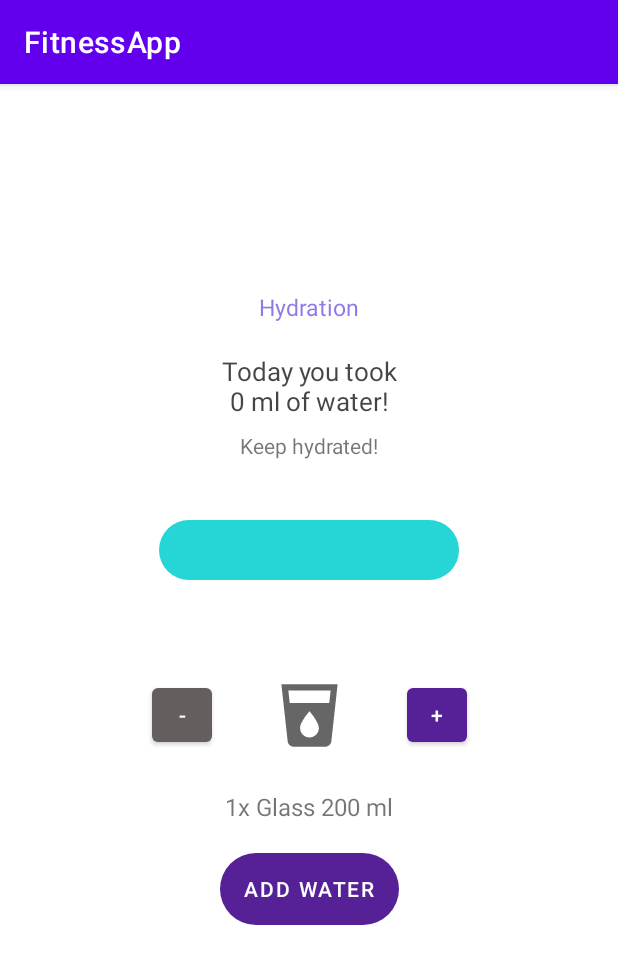
After one commit to tabanezjoao/SIMProject, an Android app: the WaterActivity screen opened directly, with no data from a screen before it, on a phone screen of 412 x 824 dp. The commit adds this screen. Shown: the top 964 px of the screen. Run offline under Robolectric (Android 15) with nearby library versions, the phone set to English and light mode, and no system bars; our stand-ins replace Room's generated code; 1 statement that could not run was skipped.

Commit message:
Created Water Cups Layout and code behind the function

```diff
--- a/FitnessApp/app/src/main/AndroidManifest.xml
+++ b/FitnessApp/app/src/main/AndroidManifest.xml
@@ -12,6 +12,9 @@
         android:roundIcon="@mipmap/ic_launcher_round"
         android:supportsRtl="true"
         android:theme="@style/Theme.FitnessApp">
+        <activity
+            android:name=".WaterActivity"
+            android:exported="true" />
         <activity
             android:name=".PasswordRecoveryActivity"
             android:exported="true" />
--- a/FitnessApp/app/src/main/java/com/example/fitnessapp/MainActivity.kt
+++ b/FitnessApp/app/src/main/java/com/example/fitnessapp/MainActivity.kt
@@ -1,6 +1,7 @@
 package com.example.fitnessapp
 
 import android.Manifest
+import android.content.Intent
 import android.content.pm.PackageManager
 import android.content.res.ColorStateList
 import android.graphics.Color
@@ -20,6 +21,7 @@ import com.example.fitnessapp.fragments.HomeFragment
 import com.example.fitnessapp.fragments.ProfileFragment
 import com.example.fitnessapp.fragments.SettingsFragment
 import com.google.android.material.bottomnavigation.BottomNavigationView
+import java.io.Serializable
 import java.time.LocalDate
 import java.util.*
 
@@ -128,4 +130,11 @@ class MainActivity : AppCompatActivity() {
             return false
         return true
     }
+
+    fun addWater(view: View)
+    {
+        val intent = Intent(this, WaterActivity::class.java)
+        intent.putExtra("user", userMain as Serializable)
+        startActivity(intent)
+    }
 }
--- /dev/null
+++ b/FitnessApp/app/src/main/java/com/example/fitnessapp/WaterActivity.kt
@@ -0,0 +1,121 @@
+package com.example.fitnessapp
+
+import android.content.res.ColorStateList
+import android.graphics.Color
+import androidx.appcompat.app.AppCompatActivity
+import android.os.Bundle
+import android.util.Log
+import android.view.View
+import android.widget.Button
+import android.widget.ProgressBar
+import android.widget.TextView
+import com.example.fitnessapp.database.MyDatabase
+import com.example.fitnessapp.database.User
+import com.example.fitnessapp.database.Water
+import java.text.SimpleDateFormat
+import java.util.*
+
+class WaterActivity : AppCompatActivity() {
+    var userMain: User? = null
+
+    var waterValue: Long = 0
+
+    var waterCups: Int = 1
+
+    override fun onCreate(savedInstanceState: Bundle?) {
+        super.onCreate(savedInstanceState)
+        setContentView(R.layout.activity_water)
+
+        userMain = intent.extras?.get("user") as User
+
+        var subButton = findViewById<Button>(R.id.buttonHydrationSub)
+        var hydrationText = findViewById<TextView>(R.id.textViewHydrationSentence)
+        var progressBarWater = findViewById<ProgressBar>(R.id.progressBarHydration)
+
+        subButton.backgroundTintList = ColorStateList.valueOf(Color.parseColor("#655E5E"))
+
+        var myDatabase: MyDatabase = MyDatabase.build(applicationContext)
+
+        var waters: List<Water>? = userMain?.userId?.let { myDatabase.DAO().getWatersWithUserId(it) }
+
+        if(waters != null)
+        {
+            // queremos mostrar a informaçao caso ja tenhamos uma quantidade de agua adicionada
+            var rightNow = Calendar.getInstance()
+            var day_date = SimpleDateFormat("dd")
+            var day_now: Int = day_date.format(rightNow.getTime()).toInt()
+
+            var day_water: Int
+
+            waters.forEach {
+                day_water = day_date.format(Calendar.getInstance().getTime()).toInt()
+                if(day_water == day_now)
+                {
+                    waterValue += it.water!!
+                }
+            }
+        }
+
+        hydrationText.text = "Today you took\n${waterValue} ml of water!"
+        progressBarWater.progress = waterValue.toInt()
+    }
+
+    fun addCupWater(view: View)
+    {
+        var subButton = findViewById<Button>(R.id.buttonHydrationSub)
+
+        subButton.backgroundTintList = ColorStateList.valueOf(Color.parseColor("#562197"))
+
+        waterCups++
+
+        var waterCupsText = findViewById<TextView>(R.id.textViewHydrationQuantity)
+
+        waterCupsText.text = "${waterCups}x Glass 200 ml"
+    }
+
+    fun subCupWater(view: View)
+    {
+        if(waterCups != 1)
+        {
+            waterCups--
+
+            var waterCupsText = findViewById<TextView>(R.id.textViewHydrationQuantity)
+
+            waterCupsText.text = "${waterCups}x Glass 200 ml"
+
+            if(waterCups == 1)
+            {
+                var subButton = findViewById<Button>(R.id.buttonHydrationSub)
+
+                subButton.backgroundTintList = ColorStateList.valueOf(Color.parseColor("#655E5E"))
+            }
+        }
+    }
+
+    fun submitCupWater(view: View)
+    {
+        var progressBarWater = findViewById<ProgressBar>(R.id.progressBarHydration)
+        var hydrationText = findViewById<TextView>(R.id.textViewHydrationSentence)
+
+        var waterValueOnSubmit: Int = waterCups * 200
+
+        var water: Water = Water(water = waterValueOnSubmit.toLong(), date=Calendar.getInstance().getTime(), userId = userMain?.userId)
+
+        Log.d("Water", water.water.toString())
+
+        var myDatabase: MyDatabase = MyDatabase.build(applicationContext)
+
+        myDatabase.DAO().insertWaters(water)
+
+        waterValue += waterValueOnSubmit
+
+        progressBarWater.progress = waterValue.toInt()
+
+        hydrationText.text = "Today you took\n${waterValue} ml of water!"
+    }
+
+    override fun onBackPressed() {
+        finish()
+        super.onBackPressed()
+    }
+}
--- a/FitnessApp/app/src/main/java/com/example/fitnessapp/database/DAO.kt
+++ b/FitnessApp/app/src/main/java/com/example/fitnessapp/database/DAO.kt
@@ -39,4 +39,16 @@ interface MyDao  {
 
     @Query("select * from weight")
     fun getAllWeights(): List<Weight>
+
+    @Insert(onConflict = OnConflictStrategy.IGNORE)
+    fun insertWaters(vararg waters: Water)
+
+    @Query("select * from Water where date = :dateInput")
+    fun getWater(dateInput: Date):Water
+
+    @Query("select * from Water where userId = :userInput")
+    fun getWatersWithUserId(userInput: Long): List<Water>
+
+    @Query("select * from water")
+    fun getAllWaters(): List<Water>
 }
--- a/FitnessApp/app/src/main/java/com/example/fitnessapp/database/Database.kt
+++ b/FitnessApp/app/src/main/java/com/example/fitnessapp/database/Database.kt
@@ -7,7 +7,7 @@ import androidx.room.Room
 import androidx.room.RoomDatabase
 import androidx.room.TypeConverters
 
-@Database(entities = [(User::class),(Information::class),(Weight::class)],exportSchema = false, version = 7)
+@Database(entities = [(User::class),(Information::class),(Weight::class),(Water::class)],exportSchema = false, version = 8)
 @TypeConverters(Converters::class)
 public abstract class MyDatabase : RoomDatabase() {
     abstract fun DAO(): MyDao
--- a/FitnessApp/app/src/main/java/com/example/fitnessapp/database/entities.kt
+++ b/FitnessApp/app/src/main/java/com/example/fitnessapp/database/entities.kt
@@ -34,6 +34,15 @@ data class Weight(
     var informationId: Long? = null
 )
 
+@Entity
+data class Water(
+    @PrimaryKey(autoGenerate = true)
+    var waterId: Long? = null,
+    var water: Long? = null,
+    var date: Date? = null,
+    var userId: Long? = null
+)
+
 // 1 -- 1 relationship: 1 user, 1 information
 data class UserAndInformation(
     @Embedded val user: User,
@@ -54,6 +63,16 @@ data class InformationWithWeight(
     val weights: List<Weight>
 )
 
+// 1 -- N relationship: 1 user, N Water
+data class userWithWater(
+    @Embedded val user: User,
+    @Relation(
+        parentColumn = "userId",
+        entityColumn = "userId"
+    )
+    val waters: List<Water>
+)
+
 class Converters {
     @TypeConverter
     fun fromTimestamp(value: Long?): Date? {
--- /dev/null
+++ b/FitnessApp/app/src/main/res/drawable/custom_progressbar.xml
@@ -0,0 +1,20 @@
+<?xml version="1.0" encoding="utf-8"?>
+<layer-list xmlns:android="http://schemas.android.com/apk/res/android">
+    <item android:id="@+id/background" android:gravity="center_vertical|fill_horizontal">
+        <shape android:shape="rectangle">
+            <corners android:radius="20dp"></corners>
+            <solid android:color="#26D5D5"></solid>
+            <size android:height="40dp"></size>
+        </shape>
+    </item>
+
+    <item android:id="@+id/progress" android:gravity="center_vertical|fill_horizontal">
+        <scale android:scaleWidth="100%">
+            <shape android:shape="rectangle">
+                <corners android:radius="20dp"></corners>
+                <solid android:color="#2DEFEF"></solid>
+                <size android:height="35dp"></size>
+            </shape>
+        </scale>
+    </item>
+</layer-list>
--- /dev/null
+++ b/FitnessApp/app/src/main/res/drawable/ic_drink.xml
@@ -0,0 +1,10 @@
+<vector xmlns:android="http://schemas.android.com/apk/res/android"
+    android:width="50dp"
+    android:height="50dp"
+    android:viewportWidth="24"
+    android:viewportHeight="24"
+    android:tint="?attr/colorControlNormal">
+  <path
+      android:fillColor="@android:color/white"
+      android:pathData="M3,2l2.01,18.23C5.13,21.23 5.97,22 7,22h10c1.03,0 1.87,-0.77 1.99,-1.77L21,2L3,2zM12,19c-1.66,0 -3,-1.34 -3,-3 0,-2 3,-5.4 3,-5.4s3,3.4 3,5.4c0,1.66 -1.34,3 -3,3zM18.33,8L5.67,8l-0.44,-4h13.53l-0.43,4z"/>
+</vector>
--- /dev/null
+++ b/FitnessApp/app/src/main/res/layout/activity_water.xml
@@ -0,0 +1,149 @@
+<?xml version="1.0" encoding="utf-8"?>
+<androidx.constraintlayout.widget.ConstraintLayout xmlns:android="http://schemas.android.com/apk/res/android"
+    xmlns:app="http://schemas.android.com/apk/res-auto"
+    xmlns:tools="http://schemas.android.com/tools"
+    android:layout_width="match_parent"
+    android:layout_height="match_parent"
+    tools:context=".WaterActivity">
+
+    <TextView
+        android:id="@+id/textViewHydration"
+        android:layout_width="wrap_content"
+        android:layout_height="wrap_content"
+        android:text="Hydration"
+        android:textSize="15sp"
+        android:textColor="#BA6846E1"
+        app:layout_constraintTop_toTopOf="parent"
+        app:layout_constraintLeft_toLeftOf="parent"
+        app:layout_constraintRight_toRightOf="parent"
+        app:layout_constraintBottom_toTopOf="@id/textViewHydrationSentence"
+        app:layout_constraintVertical_chainStyle="packed"
+        app:layout_constraintVertical_bias="0.5"
+        android:layout_marginTop="40dp"
+        android:layout_marginBottom="20dp" />
+
+    <TextView
+        android:id="@+id/textViewHydrationSentence"
+        android:layout_width="wrap_content"
+        android:layout_height="wrap_content"
+        android:text="Today you took\n0 ml of water!"
+        android:textSize="17sp"
+        android:textColor="#BA000000"
+        android:textAlignment="center"
+        app:layout_constraintTop_toBottomOf="@id/textViewHydration"
+        app:layout_constraintLeft_toLeftOf="parent"
+        app:layout_constraintRight_toRightOf="parent"
+        app:layout_constraintBottom_toTopOf="@+id/textViewHydrationMotivation"
+        android:layout_marginBottom="8dp" />
+
+    <TextView
+        android:id="@+id/textViewHydrationMotivation"
+        android:layout_width="wrap_content"
+        android:layout_height="wrap_content"
+        android:text="Keep hydrated!"
+        android:textSize="14sp"
+        app:layout_constraintTop_toBottomOf="@id/textViewHydrationSentence"
+        app:layout_constraintLeft_toLeftOf="parent"
+        app:layout_constraintRight_toRightOf="parent"
+        app:layout_constraintBottom_toTopOf="@+id/progressBarHydration"
+        android:layout_marginBottom="40dp"  />
+
+    <ProgressBar
+        android:id="@+id/progressBarHydration"
+        style="?android:attr/progressBarStyleHorizontal"
+        android:layout_width="200dp"
+        android:layout_height="40dp"
+        android:layout_marginBottom="40dp"
+        android:progressDrawable="@drawable/custom_progressbar"
+        android:max="3000"
+        android:progress="0"
+        app:layout_constraintBottom_toTopOf="@+id/constraintLayoutHydration"
+        app:layout_constraintLeft_toLeftOf="parent"
+        app:layout_constraintRight_toRightOf="parent"
+        app:layout_constraintTop_toBottomOf="@id/textViewHydrationMotivation" />
+
+    <androidx.constraintlayout.widget.ConstraintLayout
+        android:id="@+id/constraintLayoutHydration"
+        android:layout_width="match_parent"
+        android:layout_height="300dp"
+        tools:layout_editor_absoluteX="1dp"
+        tools:layout_editor_absoluteY="295dp"
+        app:layout_constraintTop_toBottomOf="@id/progressBarHydration"
+        app:layout_constraintLeft_toLeftOf="parent"
+        app:layout_constraintRight_toRightOf="parent"
+        app:layout_constraintBottom_toBottomOf="parent">
+
+        <androidx.constraintlayout.widget.ConstraintLayout
+            android:id="@+id/constraintLayoutHydration2"
+            android:layout_width="match_parent"
+            android:layout_height="100dp"
+            app:layout_constraintTop_toTopOf="parent"
+            app:layout_constraintLeft_toLeftOf="parent"
+            app:layout_constraintRight_toRightOf="parent"
+            app:layout_constraintBottom_toTopOf="@+id/textViewHydrationQuantity"
+            app:layout_constraintVertical_chainStyle="packed"
+            app:layout_constraintVertical_bias="0.0">
+
+            <Button
+                android:id="@+id/buttonHydrationSub"
+                android:layout_width="40dp"
+                android:layout_height="wrap_content"
+                android:text="-"
+                android:onClick="subCupWater"
+                app:layout_constraintTop_toTopOf="parent"
+                app:layout_constraintLeft_toLeftOf="parent"
+                app:layout_constraintRight_toLeftOf="@id/HydrationIcon"
+                app:layout_constraintBottom_toBottomOf="parent"
+                app:layout_constraintHorizontal_chainStyle="packed"
+                app:backgroundTint="#562197"/>
+
+            <ImageView
+                android:id="@+id/HydrationIcon"
+                android:layout_width="wrap_content"
+                android:layout_height="wrap_content"
+                app:srcCompat="@drawable/ic_drink"
+                app:layout_constraintTop_toTopOf="parent"
+                app:layout_constraintLeft_toRightOf="@id/buttonHydrationSub"
+                app:layout_constraintRight_toLeftOf="@id/buttonHydartionPlus"
+                app:layout_constraintBottom_toBottomOf="parent"
+                android:layout_marginHorizontal="40dp"/>
+
+            <Button
+                android:id="@+id/buttonHydartionPlus"
+                android:layout_width="40dp"
+                android:layout_height="wrap_content"
+                android:text="+"
+                android:onClick="addCupWater"
+                app:layout_constraintTop_toTopOf="parent"
+                app:layout_constraintLeft_toRightOf="@id/HydrationIcon"
+                app:layout_constraintRight_toRightOf="parent"
+                app:layout_constraintBottom_toBottomOf="parent"
+                app:backgroundTint="#562197"/>
+        </androidx.constraintlayout.widget.ConstraintLayout>
+
+        <TextView
+            android:id="@+id/textViewHydrationQuantity"
+            android:layout_width="wrap_content"
+            android:layout_height="wrap_content"
+            android:text="1x Glass 200 ml"
+            android:textSize="16sp"
+            app:layout_constraintTop_toBottomOf="@+id/constraintLayoutHydration2"
+            app:layout_constraintLeft_toLeftOf="parent"
+            app:layout_constraintRight_toRightOf="parent"
+            app:layout_constraintBottom_toTopOf="@+id/buttonAddHydration"
+            android:layout_marginBottom="20dp"/>
+
+        <Button
+            android:id="@+id/buttonAddHydration"
+            android:layout_width="wrap_content"
+            android:layout_height="wrap_content"
+            android:text="Add Water"
+            android:onClick="submitCupWater"
+            app:layout_constraintTop_toBottomOf="@+id/textViewHydrationQuantity"
+            app:layout_constraintLeft_toLeftOf="parent"
+            app:layout_constraintRight_toRightOf="parent"
+            app:layout_constraintBottom_toBottomOf="parent"
+            android:background="@drawable/custom_button"
+            app:backgroundTint="#562197"/>
+    </androidx.constraintlayout.widget.ConstraintLayout>
+</androidx.constraintlayout.widget.ConstraintLayout>
--- a/FitnessApp/app/src/main/res/layout/fragment_home.xml
+++ b/FitnessApp/app/src/main/res/layout/fragment_home.xml
@@ -222,7 +222,8 @@
 
             <androidx.constraintlayout.widget.ConstraintLayout
                 android:layout_width="match_parent"
-                android:layout_height="match_parent">
+                android:layout_height="match_parent"
+                android:onClick="addWater">
 
                 <TextView
                     android:id="@+id/textViewWater"
```
